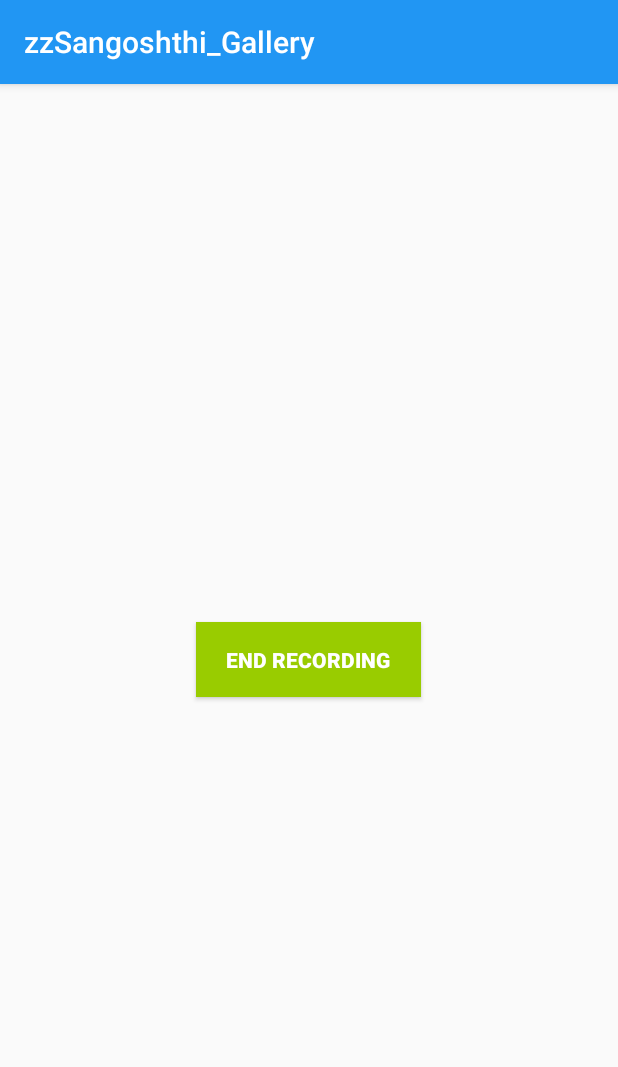
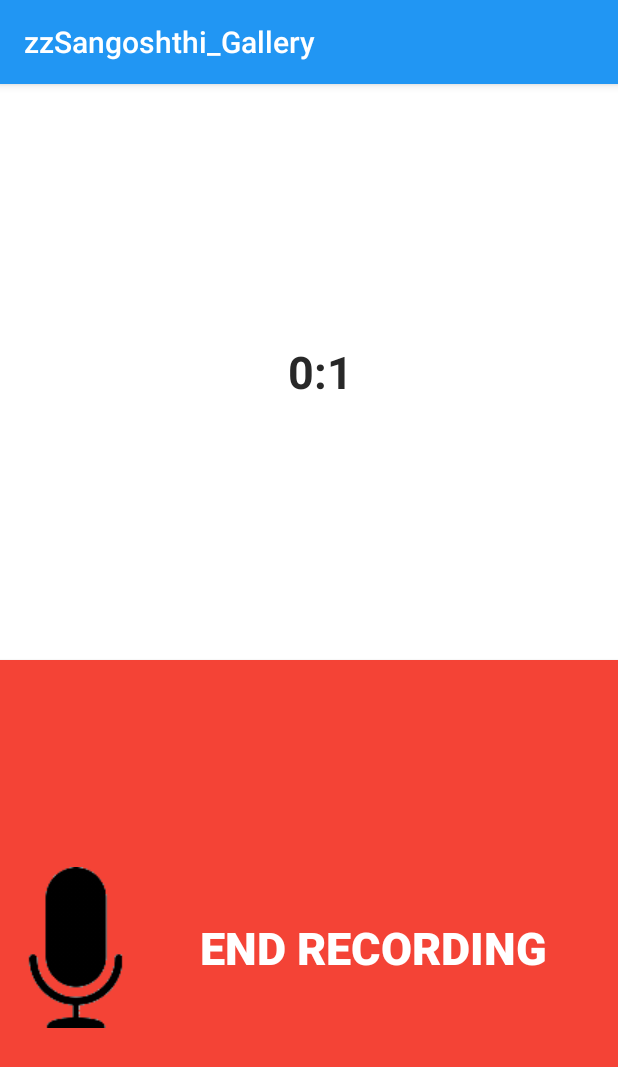
Before and after one commit to varunj/Sangoshthi_Gallery, an Android app: the ERecordActivity screen opened directly, with no data from a screen before it, after a tap on "START RECORDING", on a phone screen of 412 x 824 dp. Shown: the top 1067 px of the screen. Run offline under Robolectric (Android 15) with nearby library versions, the phone set to English and light mode, and no system bars; libraries missing offline, so code that uses them is left out: com.github.hiteshsondhi88.libffmpeg.

Commit message:
Counter+Icon+DefaultPlay

```diff
--- a/app/src/main/java/io/gihub/varunj/sangoshthi_gallery/Activities/ERecordActivity.java
+++ b/app/src/main/java/io/gihub/varunj/sangoshthi_gallery/Activities/ERecordActivity.java
@@ -4,10 +4,13 @@ import android.content.Intent;
 import android.media.MediaRecorder;
 import android.os.Bundle;
 import android.os.Environment;
+import android.os.Handler;
+import android.support.v4.content.ContextCompat;
 import android.support.v7.app.AppCompatActivity;
 import android.util.Log;
 import android.view.View;
 import android.widget.Button;
+import android.widget.TextView;
 import android.widget.Toast;
 
 import com.github.hiteshsondhi88.libffmpeg.ExecuteBinaryResponseHandler;
@@ -23,9 +26,12 @@ public class ERecordActivity extends AppCompatActivity implements View.OnClickLi
 
     private static final String TAG = ERecordActivity.class.getSimpleName();
     private Button btn_record_record, btn_record_play, btn_record_submit, btn_record_delete;
-    private static String userRecordingPath, userRecordingPathTemp, userRecordingPathFinal1, userRecordingPathFinal2, userRecordingPathFinal3;
+    private TextView text_timer;
+    private static String userRecordingPath, userRecordingPathTemp, userRecordingPathFinal1, userRecordingPathFinal2, userRecordingPathFinal3, lenRecording = "0";
     private long mStartTime;
     private MediaRecorder mediaRecorder;
+    private Handler mHandler;
+
 
     @Override
     protected void onCreate(Bundle savedInstanceState) {
@@ -42,6 +48,7 @@ public class ERecordActivity extends AppCompatActivity implements View.OnClickLi
         btn_record_play = (Button) findViewById(R.id.btn_record_play);
         btn_record_submit = (Button) findViewById(R.id.btn_record_submit);
         btn_record_delete = (Button) findViewById(R.id.btn_record_delete);
+        text_timer = (TextView) findViewById(R.id.text_timer);
 
         btn_record_record.setOnClickListener(this);
         btn_record_delete.setOnClickListener(this);
@@ -52,7 +59,16 @@ public class ERecordActivity extends AppCompatActivity implements View.OnClickLi
         btn_record_play.setVisibility(View.GONE);
         btn_record_submit.setVisibility(View.GONE);
 
+        mHandler = new Handler();
+
     }
+
+    private Runnable timerTask = new Runnable() {
+        public void run() {
+            text_timer.setText(getFormattedTime());
+            mHandler.postDelayed(timerTask, 500); // delay 1/2 second
+        }
+    };
 
     @Override
     public void onClick(View view) {
@@ -62,20 +78,33 @@ public class ERecordActivity extends AppCompatActivity implements View.OnClickLi
                     startAudioRecording(userRecordingPathTemp);
                     mStartTime = System.currentTimeMillis();
                     btn_record_record.setText(R.string.record_endrecording);
+                    btn_record_record.setBackgroundColor(ContextCompat.getColor(this, R.color.play_button));
+
+                    // start timer
+                    try {
+                        mHandler.removeCallbacks(timerTask);
+                        mHandler.postDelayed(timerTask, 500); // delay 1/2 second
+                    } catch (Exception e) {
+                        e.printStackTrace();
+                    }
                 }
                 else {
                     stopAudioRecording();
+                    lenRecording = getFormattedTime();
                     btn_record_record.setVisibility(View.GONE);
                     btn_record_delete.setVisibility(View.VISIBLE);
                     btn_record_play.setVisibility(View.VISIBLE);
                     btn_record_submit.setVisibility(View.VISIBLE);
+
+                    // stop timer
+                    mHandler.removeCallbacks(timerTask);
                 }
                 break;
 
             case R.id.btn_record_delete:
                 try {
                     stopAudioRecordingAndDelete(userRecordingPathTemp);
-                    Toast.makeText(this, "Recording canceled! " + getFormattedTime() + " s", Toast.LENGTH_SHORT).show();
+                    Toast.makeText(this, "Recording canceled! " + lenRecording, Toast.LENGTH_SHORT).show();
                     Intent intentTrimVideos = new Intent(this, ERecordActivity.class);
                     startActivity(intentTrimVideos);
                     ERecordActivity.this.finish();
@@ -93,6 +122,7 @@ public class ERecordActivity extends AppCompatActivity implements View.OnClickLi
 
                         File audioFile = new File(userRecordingPathTemp);
                         if (audioFile.exists() && audioFile.isFile()) {
+                            System.out.println("xxx: " + userRecordingPathTemp);
                             CommonUtils.getInstance().startAudioPlaying(userRecordingPathTemp);
                             btn_record_play.setText(R.string.record_pause_recording);
                         } else {
@@ -112,8 +142,7 @@ public class ERecordActivity extends AppCompatActivity implements View.OnClickLi
 
             case R.id.btn_record_submit:
                 try {
-                    String lenRecording = getFormattedTime();
-                    Toast.makeText(this, "Recording submitted! " + lenRecording + " s", Toast.LENGTH_SHORT).show();
+                    Toast.makeText(this, "Recording submitted! " + lenRecording, Toast.LENGTH_SHORT).show();
                     joinTwoRecordings(userRecordingPathTemp, userRecordingPath);
                     Toast.makeText(this, "Stitched!", Toast.LENGTH_SHORT).show();
                     CMainActivity.addToLog("record:" + lenRecording, "");
--- a/app/src/main/java/io/gihub/varunj/sangoshthi_gallery/Activities/FMediaListActivity.java
+++ b/app/src/main/java/io/gihub/varunj/sangoshthi_gallery/Activities/FMediaListActivity.java
@@ -70,6 +70,7 @@ public class FMediaListActivity extends AppCompatActivity {
         String pathMedia = Environment.getExternalStorageDirectory().getAbsolutePath() +  getString(R.string.dropbox_path) + topicName + "/";
         File directoryMedia = new File(pathMedia);
         File[] files = directoryMedia.listFiles();
+        try {
             for (int i = 0; i < files.length; i++) {
                 resourceList.add(pathMedia+files[i].getName());
             }
@@ -99,5 +100,9 @@ public class FMediaListActivity extends AppCompatActivity {
             mAdapter = new MediaListAdapter(this, resourceList);
             mRecyclerView.setAdapter(mAdapter);
         }
+        catch (Exception e) {
+            e.printStackTrace();
+        }
+    }
 
 }
--- a/app/src/main/java/io/gihub/varunj/sangoshthi_gallery/Adapters/AudioPlaybackFragment.java
+++ b/app/src/main/java/io/gihub/varunj/sangoshthi_gallery/Adapters/AudioPlaybackFragment.java
@@ -69,6 +69,7 @@ public class AudioPlaybackFragment extends DialogFragment {
             minutes = TimeUnit.MILLISECONDS.toMinutes(itemDuration);
             seconds = TimeUnit.MILLISECONDS.toSeconds(itemDuration)
                     - TimeUnit.MINUTES.toSeconds(minutes);
+
         } catch (Exception e) {
             e.printStackTrace();
         }
@@ -183,6 +184,10 @@ public class AudioPlaybackFragment extends DialogFragment {
         alertDialog.getButton(Dialog.BUTTON_POSITIVE).setEnabled(false);
         alertDialog.getButton(Dialog.BUTTON_NEGATIVE).setEnabled(false);
         alertDialog.getButton(Dialog.BUTTON_NEUTRAL).setEnabled(false);
+
+        // play audio as soon as load
+        startPlaying();
+        isPlaying = true;
     }
 
     @Override
--- a/app/src/main/res/layout/activity_main.xml
+++ b/app/src/main/res/layout/activity_main.xml
@@ -6,7 +6,7 @@
     android:layout_height="match_parent"
     android:orientation="vertical"
     android:gravity="center"
-    tools:context="io.github.varunj.sangoshthi_gallery.Activities.MainActivity">
+    tools:context="io.gihub.varunj.sangoshthi_gallery.Activities.CMainActivity">
 
     <LinearLayout
         android:layout_width="match_parent"
--- a/app/src/main/res/layout/activity_record.xml
+++ b/app/src/main/res/layout/activity_record.xml
@@ -1,62 +1,91 @@
 <?xml version="1.0" encoding="utf-8"?>
-<LinearLayout xmlns:android="http://schemas.android.com/apk/res/android"
-    xmlns:app="http://schemas.android.com/apk/res-auto"
+<RelativeLayout  xmlns:android="http://schemas.android.com/apk/res/android"
     xmlns:tools="http://schemas.android.com/tools"
     android:layout_width="match_parent"
     android:layout_height="match_parent"
-    android:gravity="center"
-    android:orientation="vertical"
     tools:context="io.gihub.varunj.sangoshthi_gallery.Activities.ERecordActivity">
 
 
+    <View android:id="@+id/fakeView"
+        android:layout_width="0dp"
+        android:layout_height="0dp"
+        android:layout_centerVertical="true"/>
 
-    <LinearLayout xmlns:android="http://schemas.android.com/apk/res/android"
-        xmlns:tools="http://schemas.android.com/tools"
+    <TextView
+        android:id="@+id/text_timer"
         android:layout_width="match_parent"
-        android:layout_height="wrap_content"
+        android:layout_height="match_parent"
+        android:textSize="30sp"
+        android:layout_above="@id/fakeView"
+        android:paddingLeft="15dp"
+        android:text="@string/record_timer"
+        android:textColor="@color/colorGrey"
+        android:textStyle="bold"
+        android:background="@color/colorWhite"
         android:gravity="center"
-        android:orientation="horizontal">
+        android:textAlignment="center"/>
 
-        <Button
-            android:id="@+id/btn_record_record"
-            android:layout_width="150dp"
-            android:layout_height="50dp"
-            android:text="@string/record_startrecording"
-            android:textColor="@color/colorWhite"
-            android:textStyle="bold"
-            android:background="@color/picker_add_story"
-            android:layout_margin="10dp"/>
+    <Button
+        android:id="@+id/btn_record_record"
+        android:layout_width="match_parent"
+        android:layout_height="match_parent"
+        android:textSize="30sp"
+        android:layout_below="@id/fakeView"
+        android:paddingLeft="15dp"
+        android:text="@string/record_startrecording"
+        android:textColor="@color/colorWhite"
+        android:textStyle="bold"
+        android:background="@color/picker_add_story"
+        android:drawableLeft="@drawable/picker_query"/>
 
-        <Button
-            android:id="@+id/btn_record_delete"
-            android:layout_width="150dp"
-            android:layout_height="50dp"
-            android:text="@string/record_discard_recording"
-            android:textColor="@color/colorWhite"
-            android:textStyle="bold"
-            android:background="@color/play_button"
-            android:layout_margin="10dp"/>
-
-        </LinearLayout>
 
     <Button
         android:id="@+id/btn_record_play"
-        android:layout_width="150dp"
-        android:layout_height="50dp"
+        android:layout_width="match_parent"
+        android:layout_height="match_parent"
+        android:textSize="30sp"
+        android:layout_above="@id/fakeView"
+        android:paddingLeft="15dp"
         android:text="@string/record_play_recording"
         android:textColor="@color/colorWhite"
         android:textStyle="bold"
-        android:background="@color/colorPrimaryDark"
-        android:layout_margin="10dp"/>
+        android:background="@color/home_button2"
+        android:drawableLeft="@drawable/btn_play_blk"/>
+
+
+    <LinearLayout
+        android:layout_width="match_parent"
+        android:layout_height="match_parent"
+        android:layout_weight="1.0"
+        android:orientation="horizontal"
+        android:layout_below="@id/fakeView">
+
+    <Button
+        android:id="@+id/btn_record_delete"
+        android:layout_width="match_parent"
+        android:layout_height="match_parent"
+        android:text="@string/record_discard_recording"
+        android:textColor="@color/colorWhite"
+        android:textStyle="bold"
+        android:textSize="30sp"
+        android:background="@color/play_button"
+        android:layout_weight="1.0"
+        android:paddingTop="25dp"
+        android:drawableTop="@drawable/trash"/>
 
     <Button
         android:id="@+id/btn_record_submit"
-        android:layout_width="150dp"
-        android:layout_height="50dp"
+        android:layout_width="match_parent"
+        android:layout_height="match_parent"
         android:text="@string/record_submit"
         android:textColor="@color/colorWhite"
         android:textStyle="bold"
-        android:background="@color/colorPrimaryDark"
-        android:layout_margin="10dp"/>
+        android:textSize="30sp"
+        android:background="@color/picker_add_story"
+        android:layout_weight="1.0"
+        android:paddingTop="25dp"
+        android:drawableTop="@drawable/check"/>
 
-</LinearLayout>
+    </LinearLayout>
+
+</RelativeLayout >
--- a/app/src/main/res/values/colors.xml
+++ b/app/src/main/res/values/colors.xml
@@ -10,6 +10,7 @@
     <color name="picker_participate">#ffff4444</color>
 
     <color name="colorBlack">#000000</color>
+    <color name="colorGrey">#282828</color>
 
     <color name="play_button">#F44336</color>
 
--- a/app/src/main/res/values/strings.xml
+++ b/app/src/main/res/values/strings.xml
@@ -30,13 +30,14 @@
     <string name="hint_type_your_message">Slide to record query</string>
 
 
-    <string name="record_startrecording">Start Recording</string>
+    <string name="record_timer">0:0</string>
+    <string name="record_startrecording">Start \n Recording</string>
     <string name="record_endrecording">End Recording</string>
 
     <string name="record_play_recording">Play Recording</string>
     <string name="record_pause_recording">Stop Recording</string>
 
-    <string name="record_discard_recording">Discard Recording</string>
+    <string name="record_discard_recording">Discard</string>
 
     <string name="record_submit">Submit</string>
 
```
Also changed, not shown: app/src/main/res/drawable/btn_play_blk.png (added), app/src/main/res/drawable/check.png (added), app/src/main/res/drawable/trash.png (added), 1 other file. Lines whose indentation alone changed are shown as unchanged.
